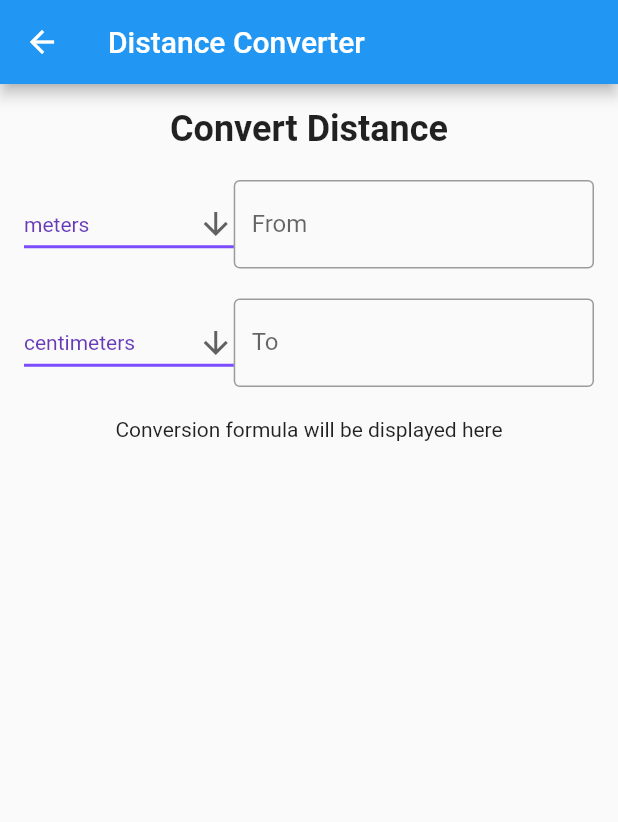
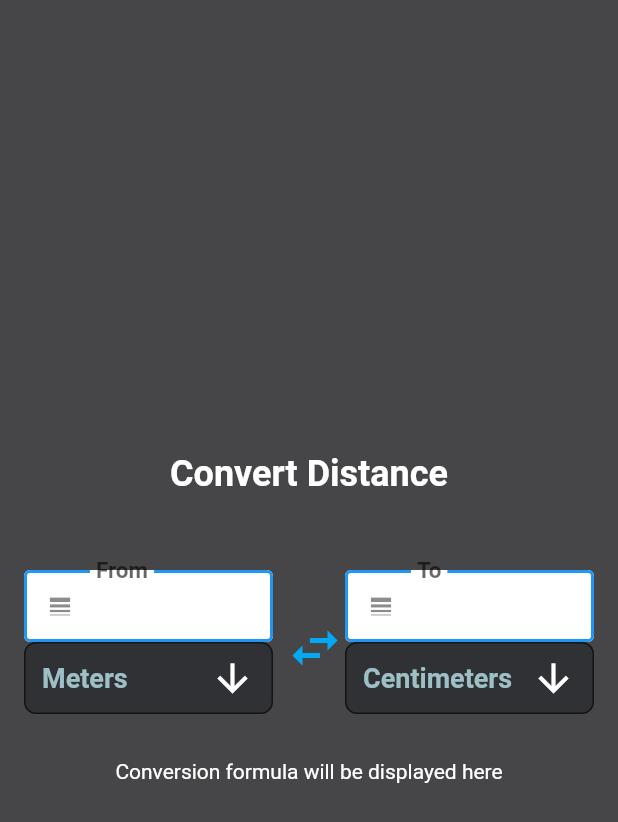
Before and after one commit to VictorCuerdo/InfiniCalc, a Flutter app: the DistanceUnitConverter screen opened by its route, on a phone screen of 412 x 824 dp. Shown: the top 822 px of the screen. Run offline on Flutter 3.47's test engine with Material 2 defaults, Android fonts, the phone set to English and light mode, and no system bars; our stand-ins replace easy_localization, flutter_colorpicker, shared_preferences; missing offline and left inert: flutter_math_fork; accounts and stored records are empty.

Commit message:
distance converter

```diff
--- a/lib/widgets/conversions/distance.dart
+++ b/lib/widgets/conversions/distance.dart
@@ -10,133 +10,212 @@ class DistanceUnitConverter extends StatefulWidget {
 }
 
 class _DistanceUnitConverterState extends State<DistanceUnitConverter> {
-  String fromUnit = 'meters';
-  String toUnit = 'centimeters';
-  String fromValue = '';
-  String toValue = '';
+  String fromUnit = 'Meters';
+  String toUnit = 'Centimeters';
   final TextEditingController fromController = TextEditingController();
   final TextEditingController toController = TextEditingController();
+// This variable will hold the current prefix icon or text, it starts with an icon.
+  Widget _fromPrefix = const Icon(Icons.line_weight);
+  Widget _toPrefix = const Icon(Icons.line_weight);
 
   void convert() {
     // Conversion logic will go here
     // Update `toValue` based on `fromValue` and selected units
   }
 
+  void swapUnits() {
+    setState(() {
+      String tempUnit = fromUnit;
+      String tempValue = fromController.text;
+
+      fromUnit = toUnit;
+      fromController.text = toController.text;
+
+      toUnit = tempUnit;
+      toController.text = tempValue;
+
+      convert();
+    });
+  }
+
   @override
   Widget build(BuildContext context) {
     return Scaffold(
-      appBar: AppBar(
-        title: const Text('Distance Converter'),
-      ),
+      backgroundColor: const Color(0xFF464648),
       body: Padding(
         padding: const EdgeInsets.all(16.0),
         child: Column(
+          mainAxisAlignment: MainAxisAlignment.center,
           crossAxisAlignment: CrossAxisAlignment.stretch,
           children: [
+            const Spacer(),
             const Text(
               'Convert Distance',
-              style: TextStyle(fontSize: 24, fontWeight: FontWeight.bold),
+              style: TextStyle(
+                fontSize: 24,
+                fontWeight: FontWeight.bold,
+                color: Colors.white,
+              ),
               textAlign: TextAlign.center,
             ),
-            const SizedBox(height: 20),
+            const SizedBox(height: 50), // Adjust space as needed
             Row(
+              mainAxisAlignment: MainAxisAlignment.spaceEvenly,
               children: [
-                _buildDropdownButton('from', fromUnit),
-                Expanded(
-                  child: TextField(
-                    controller: fromController,
-                    keyboardType: TextInputType.number,
-                    onChanged: (value) {
-                      fromValue = value;
-                      convert();
-                    },
-                    decoration: const InputDecoration(
-                      labelText: 'From',
-                      border: OutlineInputBorder(),
-                    ),
-                  ),
+                _buildUnitColumn('From', fromController, fromUnit,
+                    true), // for 'From' column
+                IconButton(
+                  icon: const Icon(
+                      Icons
+                          .swap_horiz, // Changed to swap_vert for a more intuitive design
+                      color: Colors.lightBlue,
+                      size: 40), // Size increased
+                  onPressed: swapUnits,
                 ),
+                _buildUnitColumn(
+                    'To', toController, toUnit, false), // for 'To' column
               ],
             ),
-            const SizedBox(height: 20),
-            Row(
-              children: [
-                _buildDropdownButton('to', toUnit),
-                Expanded(
-                  child: TextField(
-                    controller: toController,
-                    keyboardType: TextInputType.number,
-                    onChanged: (value) {
-                      toValue = value;
-                    },
-                    decoration: const InputDecoration(
-                      labelText: 'To',
-                      border: OutlineInputBorder(),
-                    ),
-                  ),
-                ),
-              ],
-            ),
-            const SizedBox(height: 20),
+            const SizedBox(height: 30),
             const Text(
               'Conversion formula will be displayed here',
+              style: TextStyle(color: Colors.white),
               textAlign: TextAlign.center,
             ),
+            const Spacer(),
           ],
         ),
       ),
     );
   }
 
-  Widget _buildDropdownButton(String type, String currentValue) {
-    final items = [
-      'picometers',
-      'nanometers',
-      'micrometers',
-      'millimeters',
-      'centimeters',
-      'meters',
-      'kilometers',
-      'angstrom',
-      'thou',
-      'inches',
-      'feet',
-      'yards',
-      'chains',
-      'furlongs',
-      'miles',
-      'fathoms',
-      'cables',
-      'nautical miles',
-      'astronomical units',
-      'light years',
-      'parsecs'
+  // This method will help to determine the prefix based on the unit
+  Widget _getPrefix(String unit) {
+    switch (unit) {
+      case 'Meters':
+        return const Text('M',
+            style: TextStyle(fontSize: 18.0)); // Just an example icon
+      case 'Centimeters':
+        return const Text('CM',
+            style: TextStyle(fontSize: 18.0)); // Example text
+      // Add other cases for different units with different icons or text
+      default:
+        return const Icon(Icons.line_weight); // Default icon
+    }
+  }
+
+  Widget _buildUnitColumn(String label, TextEditingController controller,
+      String unit, bool isFrom) {
+    return Expanded(
+      child: Column(
+        mainAxisSize: MainAxisSize.min,
+        children: [
+          TextField(
+            controller: controller,
+            keyboardType: TextInputType.number,
+            textAlign: TextAlign.center,
+            style: const TextStyle(
+              fontSize: 20,
+              fontWeight: FontWeight.bold,
+              color: Colors.black,
+            ),
+            decoration: InputDecoration(
+              labelText: label,
+              prefixIcon:
+                  isFrom ? _fromPrefix : _toPrefix, // Use respective prefix
+              filled: true,
+              fillColor: Colors.white,
+              border: OutlineInputBorder(
+                borderRadius: BorderRadius.circular(8),
+              ),
+              enabledBorder: const OutlineInputBorder(
+                borderSide: BorderSide(color: Colors.blue, width: 2.0),
+              ),
+              floatingLabelBehavior: FloatingLabelBehavior.always,
+              contentPadding:
+                  const EdgeInsets.symmetric(vertical: 10.0, horizontal: 10.0),
+              isDense: true,
+            ),
+          ),
+          _buildDropdownButton(label.toLowerCase(), unit,
+              isFrom), // Pass the 'isFrom' flag // Pass the 'isFrom' flag
+        ],
+      ),
+    );
+  }
+
+  // Correct the method signature by adding the isFrom parameter
+  Widget _buildDropdownButton(String type, String currentValue, bool isFrom) {
+    final items = <String>[
+      'Picometers',
+      'Nanometers',
+      'Micrometers',
+      'Millimeters',
+      'Centimeters',
+      'Meters',
+      'Kilometers',
+      'Angstrom',
+      'Thou',
+      'Inches',
+      'Feet',
+      'Yards',
+      'Chains',
+      'Furlongs',
+      'Miles',
+      'Fathoms',
+      'Cables',
+      'Nautical miles',
+      'Astronomical units',
+      'Light years',
+      'Parsecs'
     ].map<DropdownMenuItem<String>>((String value) {
       return DropdownMenuItem<String>(
         value: value,
-        child: Text(value),
+        child: Text(
+          value,
+          style: const TextStyle(
+            color: Color(0xFF9CC0C5),
+            fontWeight: FontWeight.bold,
+            fontSize: 18,
+          ),
+        ),
       );
     }).toList();
 
-    return DropdownButton<String>(
+    return DropdownButtonFormField<String>(
+      decoration: InputDecoration(
+        // This will integrate the DropdownButtonFormField within the InputDecoration
+        contentPadding:
+            const EdgeInsets.symmetric(vertical: 0.0, horizontal: 12.0),
+        border: OutlineInputBorder(
+          borderRadius: BorderRadius.circular(8.0),
+          borderSide: const BorderSide(color: Colors.white),
+        ),
+        filled: true,
+        fillColor: const Color(0xFF303134),
+        // You can adjust other styling as needed
+      ),
       value: currentValue,
-      icon: const Icon(Icons.arrow_downward),
+      icon: const Icon(Icons.arrow_downward, color: Colors.white, size: 30),
       elevation: 16,
-      style: const TextStyle(color: Colors.deepPurple),
-      underline: Container(
-        height: 2,
-        color: Colors.deepPurpleAccent,
-      ),
+      isExpanded: true,
       onChanged: (String? newValue) {
         setState(() {
-          if (type == 'from') {
+          if (isFrom) {
             fromUnit = newValue!;
+            fromController.clear();
+            _fromPrefix = _getPrefix(
+                newValue); // Update the prefix for the 'from' TextField
           } else {
             toUnit = newValue!;
+            toController.clear();
+            _toPrefix = _getPrefix(
+                newValue); // Update the prefix for the 'to' TextField
           }
           convert();
         });
       },
+      dropdownColor: const Color(0xFF303134),
       items: items,
     );
   }
--- a/lib/widgets/unit_conversion.dart
+++ b/lib/widgets/unit_conversion.dart
@@ -132,7 +132,7 @@ class _UnitConversionState extends State<UnitConversion> {
                 mainAxisAlignment: MainAxisAlignment.spaceBetween,
                 children: [
                   IconButton(
-                    onPressed: () => Navigator.pop(context),
+                    onPressed: () => context.navigateTo('/'),
                     icon: const Icon(Icons.arrow_back,
                         color: Colors.grey, size: 40),
                   ),
```
